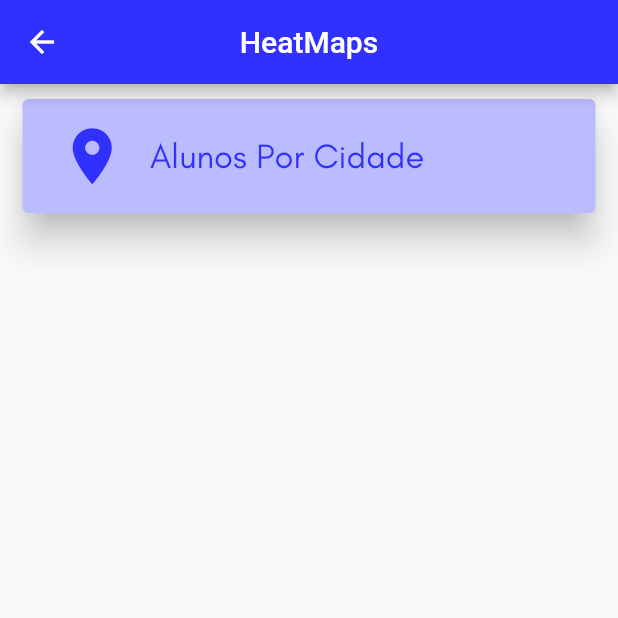
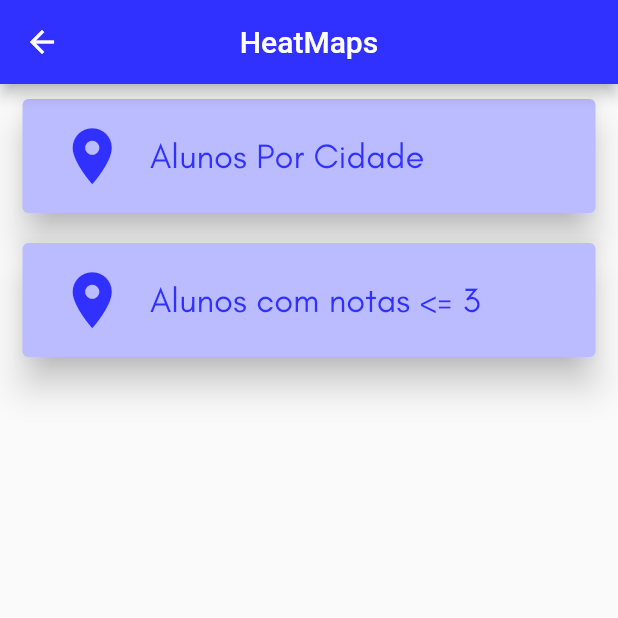
Before and after one commit to UFRPE-ODG/Pr-totipo, a Flutter app: the MenuHeat screen opened directly, on a phone screen of 412 x 824 dp, the top half of it. Run offline on Flutter 3.47's test engine with Material 2 defaults, Android fonts, the phone set to English and light mode, and no system bars; our stand-ins replace progress_dialog, simple_animations, splashscreen, sqflite; missing offline and left inert: commons, google_maps_flutter_heatmap; accounts and stored records are empty.

Commit message:
Opção Menu Heatmaps

```diff
--- a/lib/App/Destinos/MenuHeatmaps.dart
+++ b/lib/App/Destinos/MenuHeatmaps.dart
@@ -57,6 +57,39 @@ class _MenuHeatState extends State<MenuHeat> {
 
                     )
                   ),
+                ),
+
+                SizedBox(
+                  child: Card(
+                    elevation: 10.0,
+                    color: Color(0xFFbbbbff),
+                    margin: EdgeInsets.symmetric(vertical: 10, horizontal: 15),
+
+                    child: Padding(
+                      padding: const EdgeInsets.symmetric(vertical: 10, horizontal: 8),
+
+                      child: ListTile(
+
+                        leading: Icon(Icons.place,
+                          color: Color(0xFF3030ff),
+                          size: 45.0,
+                        ),
+
+                        title: Text('Alunos com notas <= 3',
+                          style: style.copyWith(
+                            color: Color(0xFF3030ff),
+                            fontSize: 23.0,
+                          ),
+                        ),
+
+                        onTap: () {
+                          Navigator.of(context).push(new MaterialPageRoute(
+                            builder: (BuildContext context) => MapSample()));
+                        },
+                      ),
+
+                    )
+                  ),
                 )
 
               ],
```
